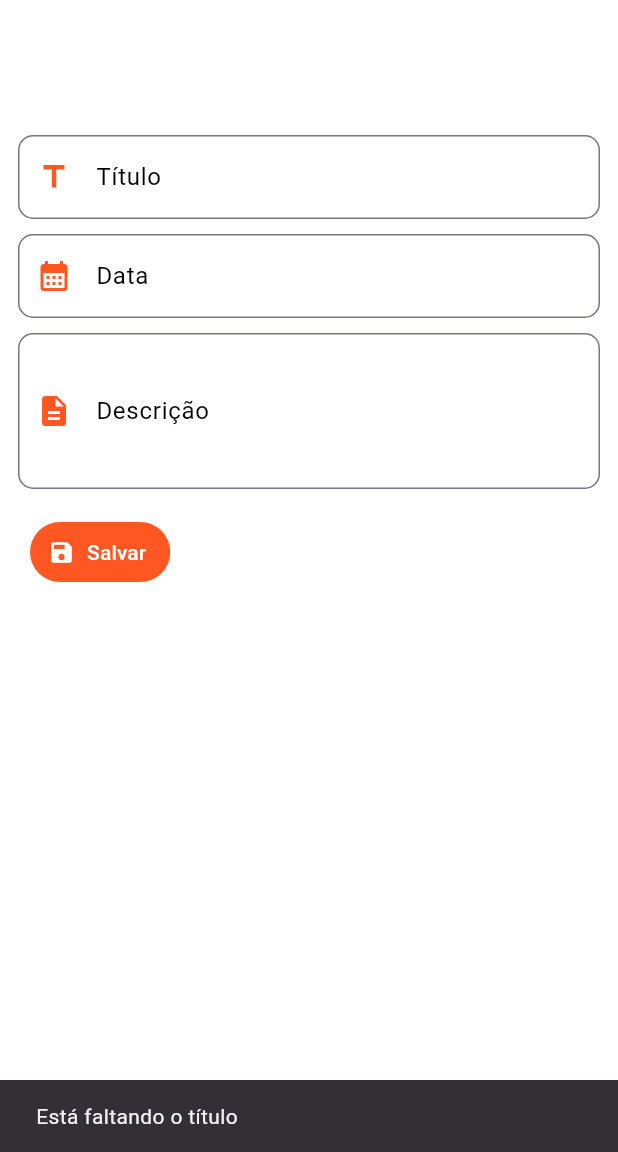
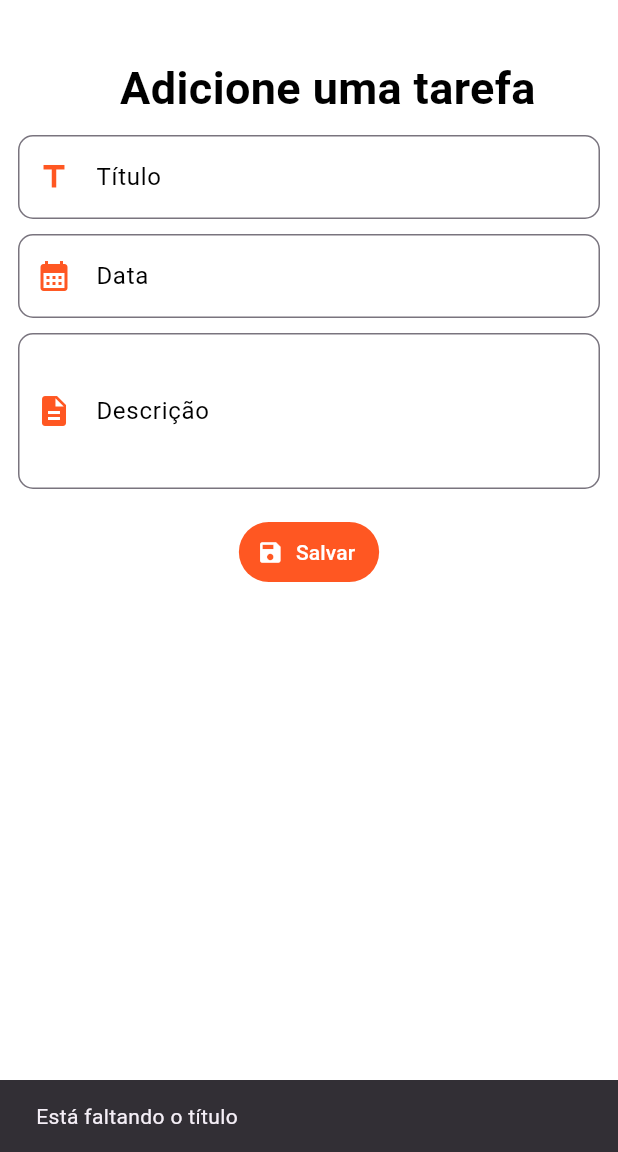
Before and after one commit to DanielNaiff/Aplicativo-de-Tarefas-Di-rias, a Flutter app: the Creating_todo_screen screen opened directly with empty values, after a tap on "Salvar", on a phone screen of 412 x 824 dp, the part 84-1236 px from its top. Run offline on Flutter 3.47's test engine with Material 3 defaults, Android fonts, the phone set to English and light mode, and no system bars; our stand-ins replace shared_preferences; accounts and stored records are empty.

Commit message:
adicionando comentário e corrigindo pequenos bugs

```diff
--- a/aplicativo_de_tarefas_diarias/lib/APIs/ListaSharedPreferences.dart
+++ b/aplicativo_de_tarefas_diarias/lib/APIs/ListaSharedPreferences.dart
@@ -1,42 +1,54 @@
-import 'dart:convert';
+import 'dart:convert'; // mporta a biblioteca para manipulação de JSON
 import 'package:aplicativo_de_tarefas_diarias/models/listaModel.dart';
 import 'package:shared_preferences/shared_preferences.dart';
 
-const key = 'todo_list';
+const key =
+    'tarefa_lista'; // Define uma constante para a chave de armazenamento
 
+// Classe que encapsula a lógica de interação com SharedPreferences
 class shared_pref_api {
+  // Método assíncrono para recuperar a lista de tarefas
   Future<List<ListaModel>> getList() async {
-    SharedPreferences sf = await SharedPreferences.getInstance();
-    final jsonString = sf.getString(key) ?? '[]';
-    final jsonDecoded = json.decode(jsonString) as List;
+    SharedPreferences sf = await SharedPreferences
+        .getInstance(); // Obtém a instância de SharedPreferences
+    final jsonString = sf.getString(key) ??
+        '[]'; // Obtém a string JSON armazenada ou retorna uma lista vazia
+    final jsonDecoded = json.decode(jsonString)
+        as List; // Decodifica a string JSON em uma lista
 
+    // Converte a lista decodificada em uma lista de objetos ListaModel
     return jsonDecoded
         .map((e) => ListaModel.fromJson(e as Map<String, dynamic>))
         .toList();
   }
 
+  // método para salvar a lista de tarefas
   void salvarLista(List<ListaModel> todos) async {
-    final stringJson = json.encode(todos);
-    SharedPreferences sf = await SharedPreferences.getInstance();
-    sf.setString(key, stringJson);
+    final stringJson = json.encode(todos); // Codfica a lista de tarefas em JSON
+    SharedPreferences sf = await SharedPreferences
+        .getInstance(); // Obtém a instância de SharedPreferences
+    sf.setString(key, stringJson); // Armazena a string JSON
     print(
-        "Tarefas salvas: $todos"); //print para verificar se as tarefas estão sendo salvas
+        "Tarefas salvas: $todos"); // Print para verificar se as tarefas estão sendo salvas
   }
 
+  // metodo para atualizar uma tarefa específica na lista
   void atualizarLista(List<ListaModel> todos, int id, String titulo,
       String data, String descricao) async {
+    // itera sobre as tarefas para encontrar a que precisa ser atualizada
     for (var i in todos) {
       if (i.id == id) {
-        i.titulo = titulo;
-        i.data = data;
-        i.descricao = descricao;
+        i.titulo = titulo; // Atualiza o título
+        i.data = data; // Atualiza a data
+        i.descricao = descricao; // Atualiza a descrição
       }
     }
-    salvarLista(todos);
+    salvarLista(todos); // Salva a lista atualizada
   }
 
+  // Método para deletar uma tarefa da lista
   void deletarLista(List<ListaModel> todos, int id) {
-    // Verifique se o ID existe na lista
+    // Remove a tarefa da lista com base no ID
     todos.removeWhere((tarefa) => tarefa.id == id);
     salvarLista(todos); // Atualiza a persistência
   }
--- a/aplicativo_de_tarefas_diarias/lib/models/listaModel.dart
+++ b/aplicativo_de_tarefas_diarias/lib/models/listaModel.dart
@@ -1,25 +1,31 @@
-import 'dart:convert';
+import 'dart:convert'; // importa a biblioteca para manipulação de JSON
 
+// Funcão que converte uma string JSON em uma lsta de objetos ListaModel
 List<ListaModel> postModelFromJson(String palavra) => List<ListaModel>.from(
     json.decode(palavra).map((j) => ListaModel.fromJson(j)));
 
+// Função que converte uma lista de objetos ListaModel em uma string JSON
 String postModelToJson(List<ListaModel> data) =>
     json.encode(List<dynamic>.from(data.map((e) => e.toJson())));
 
+// Classe que representa um modelo de tarefa
 class ListaModel {
+  // Construtor da classe, onde todos os parâmetros são obrigatórios, exceto 'concluida', que tem um valor padrão
   ListaModel({
     required this.id,
     required this.descricao,
     required this.data,
     required this.titulo,
-    this.concluida = false,
+    this.concluida = false, // Inicializa como falsa se não for especificado
   });
+
   int id;
   String titulo;
   String descricao;
   String data;
   bool concluida;
 
+  // Método que cria uma instância de ListaModel a partir de um objeto JSON
   factory ListaModel.fromJson(Map<String, dynamic> json) => ListaModel(
         id: json['id'],
         descricao: json['descricao'],
@@ -28,6 +34,7 @@ class ListaModel {
         concluida: json['concluida'] ?? false,
       );
 
+  // Método que converte a instância de ListaModel em um objeto JSON
   Map<String, dynamic> toJson() => {
         "id": id,
         "descricao": descricao,
--- a/aplicativo_de_tarefas_diarias/lib/screens/creating_todo_screen.dart
+++ b/aplicativo_de_tarefas_diarias/lib/screens/creating_todo_screen.dart
@@ -4,9 +4,10 @@ import 'package:flutter/material.dart';
 import 'package:intl/intl.dart';
 
 class Creating_todo_screen extends StatefulWidget {
-  final Function onToggleTheme;
-  final bool isDarkTheme;
+  final Function onToggleTheme; // Função para alternar o tema
+  final bool isDarkTheme; // Variável para verificar se o tema é escuro
 
+  // Construtor para as variáveis que mudam o tema
   const Creating_todo_screen({
     Key? key,
     required this.onToggleTheme,
@@ -18,35 +19,38 @@ class Creating_todo_screen extends StatefulWidget {
 }
 
 class _Creating_todo_screenState extends State<Creating_todo_screen> {
+  // Variáveis que controlam as variáveis do formulário
   final TextEditingController descricao = TextEditingController();
   final TextEditingController titulo = TextEditingController();
   final TextEditingController data = TextEditingController();
 
-  List<ListaModel> tarefa = [];
+  List<ListaModel> tarefa = []; // Lista de tarefas
 
   @override
   void dispose() {
-    titulo.dispose();
-    data.dispose();
-    descricao.dispose();
+    titulo.dispose(); // Libera o controlador do título
+    data.dispose(); // Libera o controlador da data
+    descricao.dispose(); // Libera o controlador da descrição
     super.dispose();
   }
 
   @override
   void initState() {
     super.initState();
-    _carregarTarefas();
+    _carregarTarefas(); // Carrega as tarefas quando o estado é inicializado
   }
 
   void _carregarTarefas() async {
-    tarefa = await shared_pref_api().getList();
+    tarefa = await shared_pref_api()
+        .getList(); // Carrega a lista de tarefas do SharedPreferences
     print(
-        "Tarefas carregadas: $tarefa"); // log para verificar se tarefa foi carregada
-    setState(() {});
+        "Tarefas carregadas: $tarefa"); // Log para verificar se as tarefas foram carregadas
+    setState(() {}); // Atualiza a interface
   }
 
   void _SalvarTarefa() {
     if (_validacaoInputs()) {
+      // Valida os inputs
       // Adiciona nova tarefa
       tarefa.add(ListaModel(
         id: _getId(),
@@ -54,14 +58,16 @@ class _Creating_todo_screenState extends State<Creating_todo_screen> {
         data: data.text,
         descricao: descricao.text,
       ));
-      shared_pref_api().salvarLista(tarefa);
+      shared_pref_api()
+          .salvarLista(tarefa); // Salva a lista de tarefas no SharedPreferences
       print(
-          "Nova tarefa adicionada: $tarefa"); //log para verificar se a tarefa esta sendo salva
+          "Nova tarefa adicionada: $tarefa"); // Log para verificar se a tarefa foi salva
       setState(() {});
-      Navigator.pop(context);
+      Navigator.pop(context); // Fecha a tela de criação de tarefas
     }
   }
 
+  // Função que valida as diversas possibilidades do usuário errar no formulário
   bool _validacaoInputs() {
     if (titulo.text.isEmpty) {
       _showSnackBar('Está faltando o título');
@@ -75,7 +81,7 @@ class _Creating_todo_screenState extends State<Creating_todo_screen> {
       _showSnackBar('Está faltando a descrição');
       return false;
     }
-    return true;
+    return true; // Retorna true se todos os campos forem preenchidos
   }
 
   void _showSnackBar(String message) {
@@ -83,14 +89,15 @@ class _Creating_todo_screenState extends State<Creating_todo_screen> {
         .showSnackBar(SnackBar(content: Text(message)));
   }
 
+  // Obtém o ID
   int _getId() {
-    int max = 0;
+    int max = 0; // Variável para armazenar o maior ID
     for (var tarefa in tarefa) {
       if (tarefa.id > max) {
-        max = tarefa.id;
+        max = tarefa.id; // Atualiza o maior ID
       }
     }
-    return max + 1;
+    return max + 1; // Retorna o próximo ID disponível
   }
 
   @override
@@ -107,23 +114,29 @@ class _Creating_todo_screenState extends State<Creating_todo_screen> {
         actions: [
           IconButton(
             icon: const Icon(Icons.brightness_6),
-            onPressed: () => widget.onToggleTheme(),
+            onPressed: () =>
+                widget.onToggleTheme(), // Alterna o tema ao clicar no botão
           ),
         ],
       ),
       body: Container(
-        color: widget.isDarkTheme ? Colors.grey[850] : Colors.white,
+        color: widget.isDarkTheme
+            ? Colors.grey[850]
+            : Colors.white, // Define a cor do fundo de acordo com o tema
         padding: const EdgeInsets.all(12.0),
         child: Column(
           children: [
-            const Padding(
-              padding: EdgeInsets.only(left: 25, top: 25),
+            Padding(
+              padding: const EdgeInsets.only(left: 25, top: 25),
               child: Text(
                 "Adicione uma tarefa",
                 style: TextStyle(
-                    fontSize: 30,
-                    fontWeight: FontWeight.bold,
-                    color: Colors.white),
+                  fontSize: 30,
+                  fontWeight: FontWeight.bold,
+                  color: widget.isDarkTheme
+                      ? Colors.white
+                      : Colors.black, // Cor do texto de acordo com o tema
+                ),
               ),
             ),
             const SizedBox(height: 10),
@@ -138,13 +151,13 @@ class _Creating_todo_screenState extends State<Creating_todo_screen> {
                 prefixIcon: const Icon(Icons.title, color: Colors.deepOrange),
                 border: OutlineInputBorder(
                   borderRadius: BorderRadius.circular(10),
-                  borderSide: BorderSide(color: Colors.deepOrange),
+                  borderSide: const BorderSide(color: Colors.deepOrange),
                 ),
               ),
             ),
             const SizedBox(height: 10),
             TextFormField(
-              controller: data,
+              controller: data, // Controlador para o campo de data
               decoration: InputDecoration(
                 hintText: 'Escolha uma data',
                 labelText: 'Data',
@@ -155,22 +168,23 @@ class _Creating_todo_screenState extends State<Creating_todo_screen> {
                     const Icon(Icons.calendar_month, color: Colors.deepOrange),
                 border: OutlineInputBorder(
                   borderRadius: BorderRadius.circular(10),
-                  borderSide: BorderSide(color: Colors.deepOrange),
+                  borderSide: const BorderSide(color: Colors.deepOrange),
                 ),
               ),
-              readOnly: true,
+              readOnly: true, // Campo somente leitura
               onTap: () async {
+                // Calendário para escolher a data
                 DateTime? pickedDate = await showDatePicker(
                   context: context,
-                  initialDate: DateTime.now(),
-                  firstDate: DateTime.now(),
-                  lastDate: DateTime(DateTime.now().year + 1),
+                  initialDate: DateTime.now(), // Data inicial
+                  firstDate: DateTime.now(), // Data mínima
+                  lastDate: DateTime(DateTime.now().year + 1), // Data máxima
                 );
                 if (pickedDate != null) {
-                  String formattedDate =
-                      DateFormat('yyyy-MM-dd').format(pickedDate);
+                  String formattedDate = DateFormat('yyyy-MM-dd')
+                      .format(pickedDate); // Formata a data
                   setState(() {
-                    data.text = formattedDate;
+                    data.text = formattedDate; // Atualiza o campo de data
                   });
                 } else {
                   _showSnackBar('Data não selecionada!');
@@ -179,7 +193,7 @@ class _Creating_todo_screenState extends State<Creating_todo_screen> {
             ),
             const SizedBox(height: 10),
             TextFormField(
-              controller: descricao,
+              controller: descricao, // Controlador para o campo de descrição
               maxLines: 3,
               decoration: InputDecoration(
                 hintText: 'Digite uma descrição',
@@ -191,7 +205,7 @@ class _Creating_todo_screenState extends State<Creating_todo_screen> {
                     const Icon(Icons.description, color: Colors.deepOrange),
                 border: OutlineInputBorder(
                   borderRadius: BorderRadius.circular(10),
-                  borderSide: BorderSide(color: Colors.deepOrange),
+                  borderSide: const BorderSide(color: Colors.deepOrange),
                 ),
               ),
             ),
@@ -199,7 +213,7 @@ class _Creating_todo_screenState extends State<Creating_todo_screen> {
             Padding(
               padding: const EdgeInsets.all(8.0),
               child: Row(
-                mainAxisAlignment: MainAxisAlignment.start,
+                mainAxisAlignment: MainAxisAlignment.center,
                 children: [
                   TextButton.icon(
                     style: TextButton.styleFrom(
```
Also changed, not shown: aplicativo_de_tarefas_diarias/lib/screens/todos_screen.dart (+79 -28 lines).
